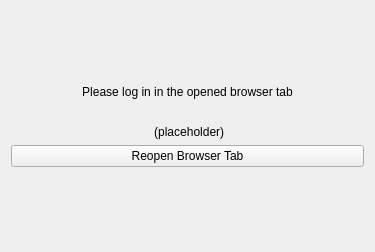
Before: the Qt Designer form src/gui/newwizard/pages/oauthcredentialssetupwizardpage.ui in nextcloud/desktop, drawn with Qt 5.
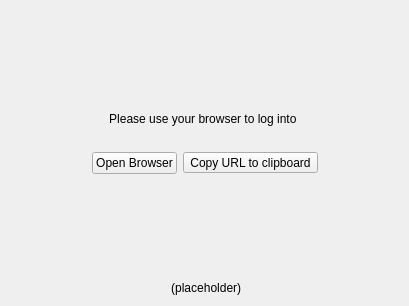
After: the same form once the commit is applied. Icons and pictures are not drawn.

Commit message: Style wizard (#9606)

```diff
--- a/src/gui/newwizard/pages/oauthcredentialssetupwizardpage.ui
+++ b/src/gui/newwizard/pages/oauthcredentialssetupwizardpage.ui
@@ -6,8 +6,8 @@
    <rect>
     <x>0</x>
     <y>0</y>
-    <width>375</width>
-    <height>252</height>
+    <width>409</width>
+    <height>306</height>
    </rect>
   </property>
   <property name="windowTitle">
@@ -19,10 +19,13 @@
      <property name="orientation">
       <enum>Qt::Vertical</enum>
      </property>
+     <property name="sizeType">
+      <enum>QSizePolicy::MinimumExpanding</enum>
+     </property>
      <property name="sizeHint" stdset="0">
       <size>
        <width>20</width>
-       <height>40</height>
+       <height>20</height>
       </size>
      </property>
     </spacer>
@@ -30,7 +33,7 @@
    <item>
     <widget class="QLabel" name="label">
      <property name="text">
-      <string>Please log in in the opened browser tab</string>
+      <string notr="true">Please use your browser to log into &lt;app name placeholder&gt;</string>
      </property>
      <property name="alignment">
       <set>Qt::AlignCenter</set>
@@ -53,6 +56,73 @@
      </property>
     </spacer>
    </item>
+   <item>
+    <layout class="QHBoxLayout" name="horizontalLayout">
+     <item>
+      <spacer name="horizontalSpacer">
+       <property name="orientation">
+        <enum>Qt::Horizontal</enum>
+       </property>
+       <property name="sizeHint" stdset="0">
+        <size>
+         <width>40</width>
+         <height>20</height>
+        </size>
+       </property>
+      </spacer>
+     </item>
+     <item>
+      <widget class="QPushButton" name="openBrowserButton">
+       <property name="text">
+        <string>Open Browser</string>
+       </property>
+      </widget>
+     </item>
+     <item>
+      <widget class="QToolButton" name="copyUrlToClipboardButton">
+       <property name="text">
+        <string>Copy URL to clipboard</string>
+       </property>
+       <property name="icon">
+        <iconset resource="../../../../client.qrc">
+         <normaloff>:/client/resources/light/clipboard.svg</normaloff>:/client/resources/light/clipboard.svg</iconset>
+       </property>
+       <property name="toolButtonStyle">
+        <enum>Qt::ToolButtonTextBesideIcon</enum>
+       </property>
+      </widget>
+     </item>
+     <item>
+      <spacer name="horizontalSpacer_2">
+       <property name="orientation">
+        <enum>Qt::Horizontal</enum>
+       </property>
+       <property name="sizeHint" stdset="0">
+        <size>
+         <width>40</width>
+         <height>20</height>
+        </size>
+       </property>
+      </spacer>
+     </item>
+    </layout>
+   </item>
+   <item>
+    <spacer name="verticalSpacer_2">
+     <property name="orientation">
+      <enum>Qt::Vertical</enum>
+     </property>
+     <property name="sizeType">
+      <enum>QSizePolicy::MinimumExpanding</enum>
+     </property>
+     <property name="sizeHint" stdset="0">
+      <size>
+       <width>20</width>
+       <height>20</height>
+      </size>
+     </property>
+    </spacer>
+   </item>
    <item>
     <widget class="QLabel" name="urlLabel">
      <property name="text">
@@ -63,26 +133,6 @@
      </property>
     </widget>
    </item>
-   <item>
-    <widget class="QPushButton" name="reopenBrowserButton">
-     <property name="text">
-      <string>Reopen Browser Tab</string>
-     </property>
-    </widget>
-   </item>
-   <item>
-    <spacer name="verticalSpacer_2">
-     <property name="orientation">
-      <enum>Qt::Vertical</enum>
-     </property>
-     <property name="sizeHint" stdset="0">
-      <size>
-       <width>20</width>
-       <height>40</height>
-      </size>
-     </property>
-    </spacer>
-   </item>
   </layout>
  </widget>
  <resources/>
```
Left out of the diff: 6 changed lines with no effect on the pictures. The commit also changes 22 other files.
